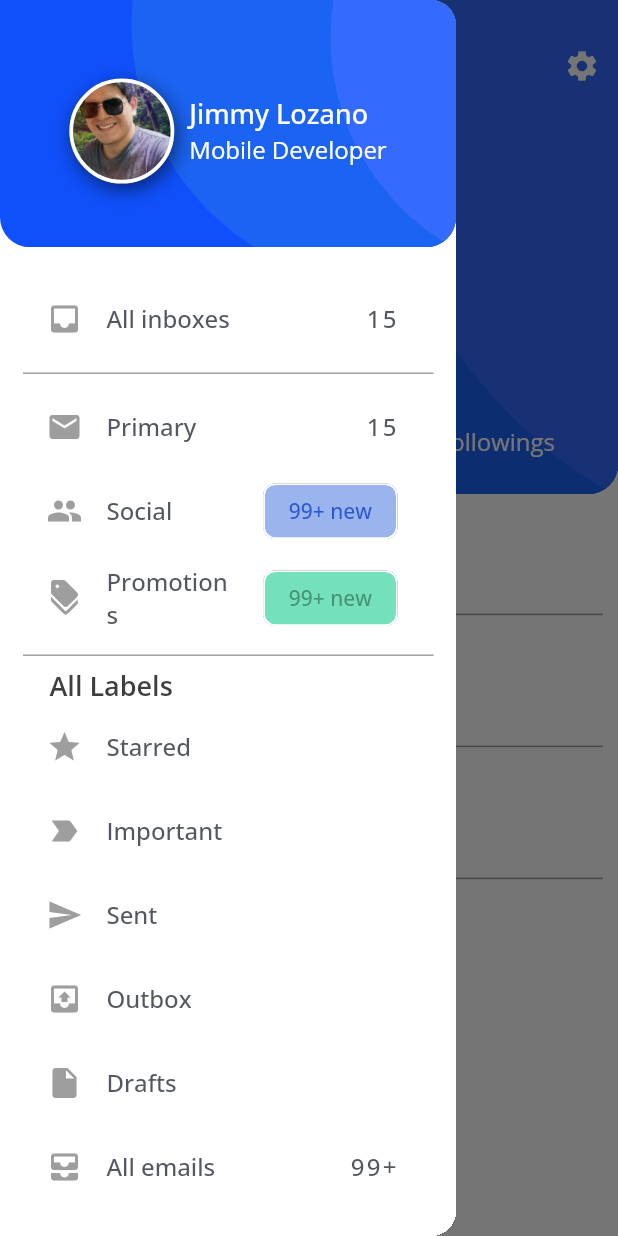
After one commit to JLB2459/Sesiones, a Flutter app: the S9HomePage screen opened directly, with the side drawer open, on a phone screen of 412 x 824 dp. The commit adds this screen. Run offline on Flutter 3.47's test engine with Material 2 defaults, Android fonts, the phone set to English and light mode, and no system bars; our stand-ins replace google_fonts; missing offline and left inert: insta_like_button, tiktoklikescroller.

Commit message:
feat(Profile with drawer): Profile page with its drawer were added

```diff
--- /dev/null
+++ b/lib/models/user_information.dart
@@ -0,0 +1,13 @@
+import 'package:flutter/material.dart';
+
+class UserInformation {
+  final IconData icon;
+  final String label;
+  final String information;
+
+  UserInformation({
+    required this.icon,
+    required this.label,
+    required this.information,
+  });
+}
--- /dev/null
+++ b/lib/pages/U2-S9/widgets/label_listTile.dart
@@ -0,0 +1,37 @@
+import 'package:flutter/material.dart';
+import 'package:practice_app/utils/font_styles.dart';
+
+class LabelListile extends StatelessWidget {
+  final String label;
+  final IconData icon;
+  final bool withInformation;
+  final String? info;
+
+  const LabelListile({
+    Key? key,
+    required this.label,
+    required this.icon,
+    this.withInformation = false,
+    this.info,
+  }) : super(key: key);
+
+  @override
+  Widget build(BuildContext context) {
+    return ListTile(
+      leading: Icon(
+        icon,
+        color: Colors.grey,
+      ),
+      title: Text(
+        label,
+        style: FontStyles.label,
+      ),
+      trailing: withInformation
+          ? Text(
+              '$info',
+              style: FontStyles.label,
+            )
+          : null,
+    );
+  }
+}
--- /dev/null
+++ b/lib/pages/U2-S9/widgets/listtile_with_chip.dart
@@ -0,0 +1,42 @@
+import 'package:flutter/material.dart';
+import 'package:practice_app/utils/font_styles.dart';
+
+class ListTileWithChip extends StatelessWidget {
+  final IconData icon;
+  final String label;
+  final String info;
+  final Color color;
+  final bool isSocial;
+  const ListTileWithChip({
+    Key? key,
+    required this.icon,
+    required this.label,
+    required this.info,
+    required this.color,
+    this.isSocial = false,
+  }) : super(key: key);
+
+  @override
+  Widget build(BuildContext context) {
+    return ListTile(
+      leading: Icon(
+        // Icons.discount,
+        icon,
+        color: Colors.grey,
+      ),
+      title: Text(
+        //'Promotions',
+        label,
+        style: FontStyles.label,
+      ),
+      trailing: Chip(
+        backgroundColor: color,
+        label: Text(
+          //'99+',
+          info,
+          style: isSocial ? FontStyles.blueChip : FontStyles.greenChip,
+        ),
+      ),
+    );
+  }
+}
--- /dev/null
+++ b/lib/pages/U2-S9/widgets/my_drawer.dart
@@ -0,0 +1,183 @@
+import 'package:flutter/material.dart';
+import 'package:practice_app/pages/U2-S5/widgets/my_avatar.dart';
+import 'package:practice_app/pages/U2-S9/widgets/label_listTile.dart';
+import 'package:practice_app/pages/U2-S9/widgets/listtile_with_chip.dart';
+import 'package:practice_app/utils/font_styles.dart';
+
+class MyDrawer extends StatelessWidget {
+  const MyDrawer({
+    Key? key,
+    required this.size,
+  }) : super(key: key);
+
+  final Size size;
+
+  @override
+  Widget build(BuildContext context) {
+    return Drawer(
+      child: Container(
+        color: Colors.white,
+        child: Column(
+          children: [
+            ClipRRect(
+              borderRadius: const BorderRadius.vertical(
+                bottom: Radius.circular(20),
+              ),
+              child: Stack(
+                children: [
+                  Container(
+                    decoration: const BoxDecoration(
+                      color: Color(0XFF1050FA),
+                    ),
+                    height: size.height * 0.2,
+                    width: double.infinity,
+                  ),
+                  Positioned(
+                    right: -size.width * 0.325,
+                    bottom: -size.width * 0.065,
+                    child: Container(
+                      decoration: const BoxDecoration(
+                        shape: BoxShape.circle,
+                        color: Color(0XFF1B63F2),
+                      ),
+                      height: size.width * 0.85,
+                      width: size.width * 0.85,
+                    ),
+                  ),
+                  Positioned(
+                    right: -size.width * 0.575,
+                    bottom: -size.width * 0.05,
+                    child: Container(
+                      decoration: const BoxDecoration(
+                        shape: BoxShape.circle,
+                        color: Color(0xFF346BFC),
+                      ),
+                      height: size.width * 0.778,
+                      width: size.width * 0.778,
+                    ),
+                  ),
+                  Positioned(
+                      right: 0,
+                      left: 0,
+                      top: size.height * 0.1 - 30,
+                      child: Row(
+                        mainAxisAlignment: MainAxisAlignment.center,
+                        children: [
+                          const MyAvatar(
+                            size: 70,
+                            asset: 'assets/profile.jpeg',
+                          ),
+                          const SizedBox(
+                            width: 10,
+                          ),
+                          Column(
+                            crossAxisAlignment: CrossAxisAlignment.start,
+                            children: [
+                              Text(
+                                'Jimmy Lozano',
+                                style: FontStyles.title,
+                              ),
+                              Text(
+                                'Mobile Developer',
+                                style: FontStyles.subtitle,
+                              ),
+                            ],
+                          )
+                        ],
+                      )),
+                ],
+              ),
+            ),
+            Expanded(
+              child: Padding(
+                padding: const EdgeInsets.symmetric(
+                  vertical: 20,
+                  horizontal: 15,
+                ).copyWith(
+                  bottom: 0,
+                ),
+                child: ListView(
+                  primary: false,
+                  shrinkWrap: true,
+                  children: [
+                    const LabelListile(
+                      icon: Icons.inbox,
+                      label: 'All inboxes',
+                      withInformation: true,
+                      info: '15',
+                    ),
+                    const Divider(
+                      color: Colors.grey,
+                    ),
+                    const LabelListile(
+                      icon: Icons.email,
+                      label: 'Primary',
+                      withInformation: true,
+                      info: '15',
+                    ),
+                    const ListTileWithChip(
+                      color: Color(0XFF9AB4EE),
+                      icon: Icons.people,
+                      label: 'Social',
+                      info: '99+ new',
+                      isSocial: true,
+                    ),
+                    const ListTileWithChip(
+                      color: Color(0XFF74E1BC),
+                      icon: Icons.discount,
+                      label: 'Promotions',
+                      info: '99+ new',
+                    ),
+                    //local_post_office
+                    const Divider(
+                      color: Colors.grey,
+                    ),
+                    Padding(
+                      padding: const EdgeInsets.only(left: 18),
+                      child: Text(
+                        'All Labels',
+                        style: FontStyles.labelTitle,
+                      ),
+                    ),
+                    const LabelListile(
+                      icon: Icons.star,
+                      label: 'Starred',
+                    ),
+                    const LabelListile(
+                      icon: Icons.label_important,
+                      label: 'Important',
+                    ),
+                    const LabelListile(
+                      icon: Icons.send,
+                      label: 'Sent',
+                    ),
+                    const LabelListile(
+                      icon: Icons.outbox,
+                      label: 'Outbox',
+                    ),
+                    const LabelListile(
+                      icon: Icons.insert_drive_file,
+                      label: 'Drafts',
+                    ),
+                    const LabelListile(
+                      icon: Icons.all_inbox,
+                      label: 'All emails',
+                      withInformation: true,
+                      info: '99+',
+                    ),
+                    const LabelListile(
+                      icon: Icons.error,
+                      label: 'Spam',
+                      withInformation: true,
+                      info: '99+',
+                    ),
+                  ],
+                ),
+              ),
+            )
+          ],
+        ),
+      ),
+    );
+  }
+}
--- /dev/null
+++ b/lib/pages/U2-S9/widgets/profile_header.dart
@@ -0,0 +1,41 @@
+import 'package:flutter/material.dart';
+
+import 'package:practice_app/utils/font_styles.dart';
+
+class ProfileHeader extends StatelessWidget {
+  const ProfileHeader({
+    Key? key,
+  }) : super(key: key);
+
+  @override
+  Widget build(BuildContext context) {
+    return Row(
+      mainAxisAlignment: MainAxisAlignment.spaceBetween,
+      children: [
+        IconButton(
+          color: Colors.white,
+          splashRadius: 16,
+          onPressed: () {
+            debugPrint('back pressed');
+            Navigator.maybePop(context);
+          },
+          icon: const Icon(
+            Icons.arrow_back,
+          ),
+        ),
+        Text(
+          'Profile',
+          style: FontStyles.title,
+        ),
+        IconButton(
+          color: Colors.white,
+          splashRadius: 16,
+          onPressed: () {
+            debugPrint('setting pressed');
+          },
+          icon: const Icon(Icons.settings),
+        ),
+      ],
+    );
+  }
+}
--- /dev/null
+++ b/lib/pages/U2-S9/widgets/profile_highlights.dart
@@ -0,0 +1,93 @@
+import 'package:flutter/material.dart';
+import 'package:practice_app/pages/U2-S5/widgets/my_avatar.dart';
+import 'package:practice_app/pages/U2-S9/widgets/profile_header.dart';
+import 'package:practice_app/pages/U2-S9/widgets/profile_information.dart';
+import 'package:practice_app/utils/font_styles.dart';
+
+class ProfileHighLights extends StatelessWidget {
+  const ProfileHighLights({
+    Key? key,
+    required this.size,
+  }) : super(key: key);
+
+  final Size size;
+
+  @override
+  Widget build(BuildContext context) {
+    return ClipRRect(
+      borderRadius: const BorderRadius.vertical(
+        bottom: Radius.circular(20),
+      ),
+      child: Stack(
+        children: [
+          Container(
+            decoration: const BoxDecoration(
+              color: Color(0XFF1050FA),
+            ),
+            height: size.height * 0.4,
+            width: double.infinity,
+          ),
+          Positioned(
+            right: -size.width * 0.65,
+            bottom: -size.width * 0.13,
+            child: Container(
+              decoration: const BoxDecoration(
+                shape: BoxShape.circle,
+                color: Color(0XFF1B63F2),
+              ),
+              height: size.width * 1.5,
+              width: size.width * 1.5,
+            ),
+          ),
+          Positioned(
+            right: -size.width * 1.15,
+            bottom: -size.width * 0.1,
+            child: Container(
+              decoration: const BoxDecoration(
+                shape: BoxShape.circle,
+                color: Color(0xFF346BFC),
+              ),
+              height: size.width * 1.55,
+              width: size.width * 1.55,
+            ),
+          ),
+          Positioned(
+            left: 0,
+            right: 0,
+            bottom: 15,
+            child: Column(
+              mainAxisSize: MainAxisSize.min,
+              children: [
+                const MyAvatar(
+                  size: 80,
+                  asset: 'assets/profile.jpeg',
+                ),
+                const SizedBox(
+                  height: 10,
+                ),
+                Text(
+                  'Jimmy Lozano',
+                  style: FontStyles.title,
+                ),
+                Text(
+                  'Mobile Developer',
+                  style: FontStyles.subtitle,
+                ),
+                const SizedBox(
+                  height: 15,
+                ),
+                const ProfileInformation(),
+              ],
+            ),
+          ),
+          const Positioned(
+            top: 20,
+            right: 0,
+            left: 0,
+            child: ProfileHeader(),
+          ),
+        ],
+      ),
+    );
+  }
+}
--- /dev/null
+++ b/lib/pages/U2-S9/widgets/profile_information.dart
@@ -0,0 +1,30 @@
+import 'package:flutter/material.dart';
+import 'package:practice_app/pages/U2-S9/widgets/profile_information_item.dart';
+
+class ProfileInformation extends StatelessWidget {
+  const ProfileInformation({
+    Key? key,
+  }) : super(key: key);
+
+  @override
+  Widget build(BuildContext context) {
+    return Row(
+      mainAxisAlignment: MainAxisAlignment.spaceEvenly,
+      children: [
+        const ProfileInformationItem(
+          label: 'Followers',
+          informationDetail: '1000',
+        ),
+        Container(
+          width: 2.5,
+          height: 40,
+          color: Colors.white,
+        ),
+        const ProfileInformationItem(
+          label: 'Followings',
+          informationDetail: '1300',
+        ),
+      ],
+    );
+  }
+}
--- /dev/null
+++ b/lib/pages/U2-S9/widgets/profile_information_item.dart
@@ -0,0 +1,32 @@
+import 'package:flutter/material.dart';
+import 'package:practice_app/utils/font_styles.dart';
+
+class ProfileInformationItem extends StatelessWidget {
+  final String label;
+  final String informationDetail;
+  const ProfileInformationItem({
+    Key? key,
+    required this.label,
+    required this.informationDetail,
+  }) : super(key: key);
+
+  @override
+  Widget build(BuildContext context) {
+    return Row(
+      mainAxisSize: MainAxisSize.min,
+      children: [
+        Text(
+          informationDetail,
+          style: FontStyles.title,
+        ),
+        const SizedBox(
+          width: 5,
+        ),
+        Text(
+          label,
+          style: FontStyles.subtitle,
+        ),
+      ],
+    );
+  }
+}
--- /dev/null
+++ b/lib/pages/U2-S9/widgets/sesion9_page.dart
@@ -0,0 +1,69 @@
+import 'package:flutter/material.dart';
+import 'package:practice_app/models/user_information.dart';
+import 'package:practice_app/pages/U2-S9/widgets/my_drawer.dart';
+import 'package:practice_app/pages/U2-S9/widgets/profile_highlights.dart';
+import 'package:practice_app/pages/U2-S9/widgets/user_information_listTile.dart';
+
+class S9HomePage extends StatelessWidget {
+  const S9HomePage({super.key});
+
+  @override
+  Widget build(BuildContext context) {
+    final Size size = MediaQuery.of(context).size;
+    final userInformation = <UserInformation>[
+      UserInformation(
+        icon: Icons.email,
+        label: 'Email',
+        information: 'jlozano2459@gmail.com',
+      ),
+      UserInformation(
+        icon: Icons.mobile_friendly,
+        label: 'Mobile',
+        information: '962230583',
+      ),
+      UserInformation(
+        icon: Icons.facebook,
+        label: 'Facebook',
+        information: 'Jimmy Lozano',
+      ),
+      UserInformation(
+        icon: Icons.camera,
+        label: 'Instagram',
+        information: 'JimmyLozano24',
+      ),
+    ];
+
+    return Scaffold(
+      backgroundColor: Colors.white,
+      drawer: MyDrawer(size: size),
+      body: SafeArea(
+        child: Column(
+          children: [
+            ProfileHighLights(size: size),
+            Expanded(
+              child: Padding(
+                padding: const EdgeInsets.symmetric(
+                  horizontal: 10,
+                ),
+                child: ListView.separated(
+                  itemBuilder: (context, index) {
+                    final userInfo = userInformation[index];
+                    return UserInformationListTile(
+                      userInformation: userInfo,
+                    );
+                  },
+                  separatorBuilder: (context, index) {
+                    return const Divider(
+                      color: Colors.grey,
+                    );
+                  },
+                  itemCount: userInformation.length,
+                ),
+              ),
+            ),
+          ],
+        ),
+      ),
+    );
+  }
+}
--- /dev/null
+++ b/lib/pages/U2-S9/widgets/user_information_listTile.dart
@@ -0,0 +1,31 @@
+import 'package:flutter/material.dart';
+import 'package:practice_app/models/user_information.dart';
+import 'package:practice_app/utils/font_styles.dart';
+
+class UserInformationListTile extends StatelessWidget {
+  final UserInformation userInformation;
+  const UserInformationListTile({
+    Key? key,
+    required this.userInformation,
+  }) : super(key: key);
+
+  @override
+  Widget build(BuildContext context) {
+    return ListTile(
+      leading: Icon(
+        userInformation.icon,
+        color: Colors.grey,
+      ),
+      title: Text(
+        // 'Email',
+        userInformation.label,
+        style: FontStyles.grayTitle,
+      ),
+      subtitle: Text(
+        //'jlozano2459@gmail.com',
+        userInformation.information,
+        style: FontStyles.graySubtitle,
+      ),
+    );
+  }
+}
--- a/lib/pages/home_page.dart
+++ b/lib/pages/home_page.dart
@@ -3,6 +3,7 @@ import 'package:practice_app/pages/U2-S5/sesion5_page.dart';
 import 'package:practice_app/pages/U2-S6/sesion6_page.dart';
 import 'package:practice_app/pages/U2-S7/sesion7_page.dart';
 import 'package:practice_app/pages/U2-S8/sesion8_page.dart';
+import 'package:practice_app/pages/U2-S9/widgets/sesion9_page.dart';
 import 'package:practice_app/pages/widgets/my_button.dart';
 
 class HomePage extends StatelessWidget {
@@ -71,6 +72,18 @@ class HomePage extends StatelessWidget {
                     Navigator.push(context, route);
                   },
                 ),
+                const SizedBox(
+                  height: 10,
+                ),
+                MyButton(
+                  text: 'Trabajo Sesión 9',
+                  onPressed: () {
+                    final route = MaterialPageRoute(
+                      builder: (BuildContext context) => const S9HomePage(),
+                    );
+                    Navigator.push(context, route);
+                  },
+                ),
               ],
             ),
           ),
--- /dev/null
+++ b/lib/utils/font_styles.dart
@@ -0,0 +1,56 @@
+import 'package:flutter/material.dart';
+import 'package:google_fonts/google_fonts.dart';
+
+abstract class FontStyles {
+  static final TextTheme textTheme = GoogleFonts.openSansTextTheme();
+
+  static final title = GoogleFonts.openSans(
+    fontSize: 18.0,
+    fontWeight: FontWeight.w500,
+    color: Colors.white,
+    fontStyle: FontStyle.normal,
+  );
+  static final subtitle = GoogleFonts.openSans(
+    fontSize: 16.0,
+    fontWeight: FontWeight.w400,
+    color: Colors.white,
+    fontStyle: FontStyle.normal,
+  );
+  static final grayTitle = GoogleFonts.openSans(
+    fontSize: 16.0,
+    color: const Color(0XFF939495),
+    fontWeight: FontWeight.w500,
+    fontStyle: FontStyle.normal,
+  );
+  static final graySubtitle = GoogleFonts.openSans(
+    fontSize: 16.0,
+    color: const Color(0XFF53575F),
+    fontWeight: FontWeight.w500,
+    fontStyle: FontStyle.normal,
+  );
+  static final labelTitle = GoogleFonts.openSans(
+    fontSize: 18.0,
+    color: const Color(0XFF3F3E3E),
+    fontWeight: FontWeight.w600,
+    fontStyle: FontStyle.normal,
+  );
+  static final label = GoogleFonts.openSans(
+    fontSize: 16.0,
+    color: const Color(0XFF53575F),
+    fontWeight: FontWeight.w500,
+    fontStyle: FontStyle.normal,
+  );
+
+  static final blueChip = GoogleFonts.openSans(
+    fontSize: 14.0,
+    color: const Color(0XFF2C56D2),
+    fontWeight: FontWeight.w500,
+    fontStyle: FontStyle.normal,
+  );
+  static final greenChip = GoogleFonts.openSans(
+    fontSize: 14.0,
+    color: const Color(0XFF449474),
+    fontWeight: FontWeight.w500,
+    fontStyle: FontStyle.normal,
+  );
+}
```
